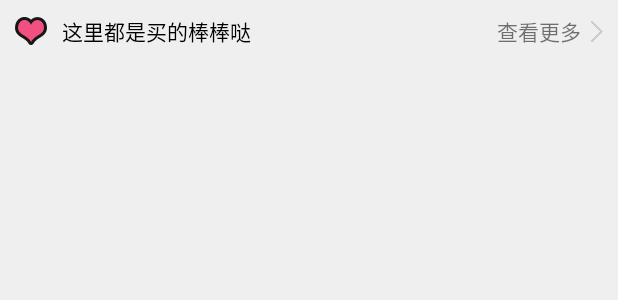
After one commit to hejian65644955/guigushangcheng, an Android app: the layout hot_item.xml on its own in the app's theme, with its tools: preview values and no code run, on a phone screen of 412 x 824 dp. The commit adds this screen. Shown: the top 300 px of the screen. Run offline under Robolectric (Android 15) with nearby library versions, the phone set to English and light mode, and no system bars.

```diff
--- /dev/null
+++ b/app/src/main/java/com/atguigu/guigushangcheng/home/view/MyGridView.java
@@ -0,0 +1,21 @@
+package com.atguigu.guigushangcheng.home.view;
+
+import android.content.Context;
+import android.util.AttributeSet;
+import android.widget.GridView;
+
+/**
+ * Created by 何健 on 2017/2/25.
+ */
+
+public class MyGridView extends GridView {
+    public MyGridView(Context context, AttributeSet attrs) {
+        super(context, attrs);
+    }
+
+    @Override
+    protected void onMeasure(int widthMeasureSpec, int heightMeasureSpec) {
+        int expandSpec = MeasureSpec.makeMeasureSpec(Integer.MAX_VALUE >> 2,MeasureSpec.AT_MOST);
+        super.onMeasure(widthMeasureSpec, expandSpec);
+    }
+}
--- /dev/null
+++ b/app/src/main/res/layout/hot_item.xml
@@ -0,0 +1,45 @@
+<?xml version="1.0" encoding="utf-8"?>
+<LinearLayout xmlns:android="http://schemas.android.com/apk/res/android"
+    android:layout_width="match_parent"
+    android:layout_height="match_parent"
+    android:background="#eeee"
+    android:orientation="vertical"
+    android:padding="10dp">
+
+    <LinearLayout
+        android:layout_width="match_parent"
+        android:layout_height="wrap_content"
+        android:gravity="center_vertical">
+
+        <ImageView
+            android:layout_width="wrap_content"
+            android:layout_height="wrap_content"
+            android:src="@drawable/home_arrow_left_hot" />
+
+        <TextView
+            android:layout_width="wrap_content"
+            android:layout_height="wrap_content"
+            android:layout_marginLeft="10dp"
+            android:text="这里都是买的棒棒哒"
+            android:textColor="#000" />
+
+        <TextView
+            android:id="@+id/tv_more_hot"
+            android:layout_width="wrap_content"
+            android:layout_height="wrap_content"
+            android:layout_weight="1"
+            android:drawablePadding="5dp"
+            android:drawableRight="@drawable/home_arrow_right"
+            android:gravity="end"
+            android:text="查看更多" />
+    </LinearLayout>
+
+    <com.atguigu.guigushangcheng.home.view.MyGridView
+        android:id="@+id/gv_hot"
+        android:layout_width="match_parent"
+        android:layout_height="match_parent"
+        android:layout_marginTop="10dp"
+        android:horizontalSpacing="10dp"
+        android:numColumns="2"
+        android:verticalSpacing="10dp"/>
+</LinearLayout>
```
Also changed, not shown: app/src/main/AndroidManifest.xml (+5 -3 lines), app/src/main/java/com/atguigu/guigushangcheng/home/activity/GoodsInfoActivity.java (added, +15 -0 lines), app/src/main/java/com/atguigu/guigushangcheng/home/adapter/HomeAdapter.java (+100 -11 lines), app/src/main/java/com/atguigu/guigushangcheng/home/adapter/HotGridViewAdapter.java (added, +84 -0 lines), app/src/main/java/com/atguigu/guigushangcheng/home/adapter/RecommendGridViewAdapter.java (added, +82 -0 lines), app/src/main/java/com/atguigu/guigushangcheng/home/fragment/HomeFragment.java (+19 -4 lines), app/src/main/res/layout/activity_goods_info.xml (added, +9 -0 lines), app/src/main/res/layout/item_hot_grid_view.xml (added, +37 -0 lines), app/src/main/res/layout/item_recommend_grid_view.xml (added, +33 -0 lines), app/src/main/res/layout/recommend_item.xml (added, +42 -0 lines), app/src/main/res/drawable-hdpi/home_arrow_left_hot.png (added), app/src/main/res/drawable-hdpi/home_arrow_left_new.png (added).
